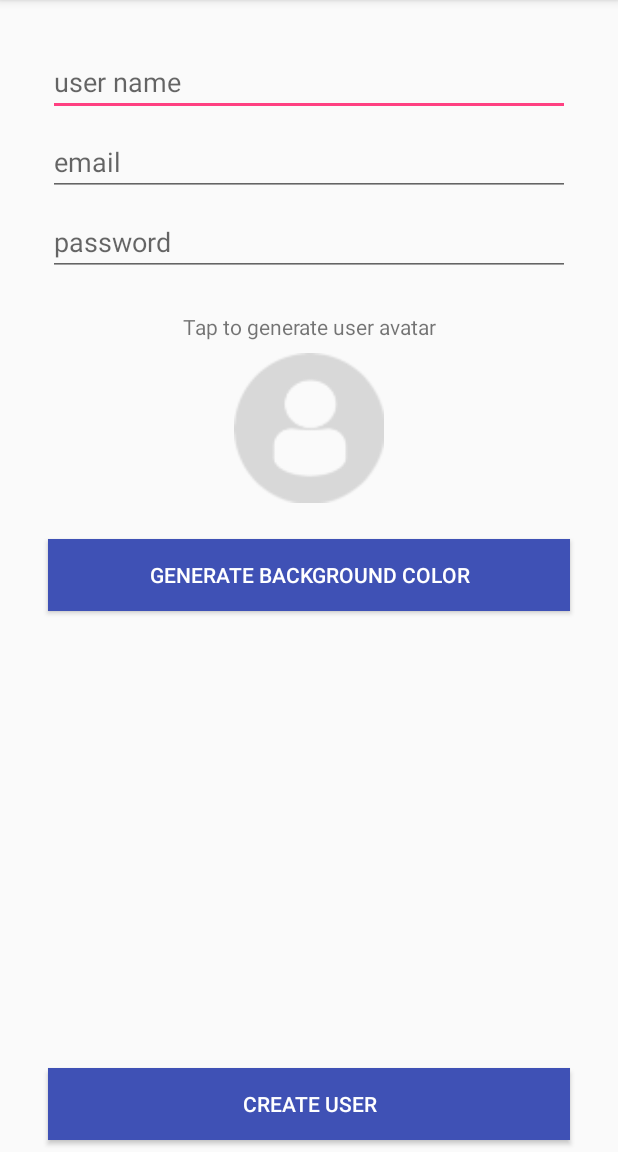
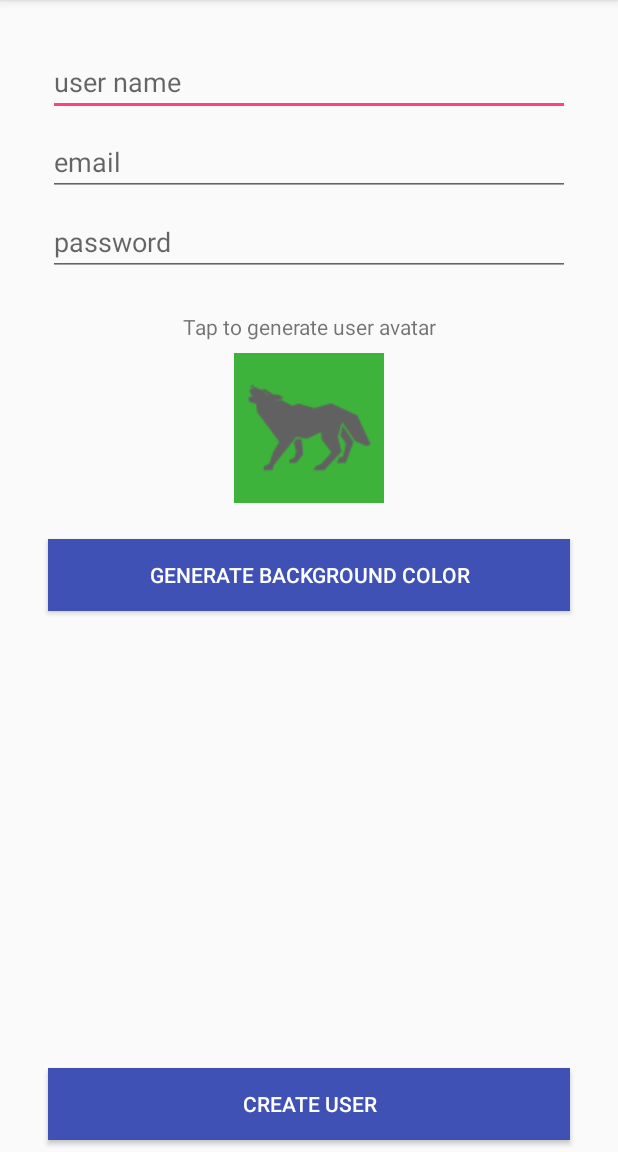
Before and after one commit to RodrigoCalderano/Smack, an Android app: the CreateUserActivity screen opened directly, with no data from a screen before it, after a tap on "GENERATE BACKGROUND COLOR", on a phone screen of 412 x 824 dp, the part 84-1236 px from its top. Run offline under Robolectric (Android 15) with nearby library versions, the phone set to English and light mode, and no system bars; 1 other tap on this screen came first.

Commit message:
Generate Avatar and Background Color

```diff
--- a/app/src/main/java/com/example/linux/smack/CreateUserActivity.kt
+++ b/app/src/main/java/com/example/linux/smack/CreateUserActivity.kt
@@ -1,10 +1,16 @@
 package com.example.linux.smack
 
+import android.graphics.Color
 import android.support.v7.app.AppCompatActivity
 import android.os.Bundle
 import android.view.View
+import kotlinx.android.synthetic.main.activity_create_user.*
+import java.util.*
 
 class CreateUserActivity : AppCompatActivity() {
+
+    var userAvatar = "profileDefault"
+    var avatarColor = "[0.5, 0.5, 0.5, 1]"
 
     override fun onCreate(savedInstanceState: Bundle?) {
         super.onCreate(savedInstanceState)
@@ -12,11 +18,32 @@ class CreateUserActivity : AppCompatActivity() {
     }
 
     fun generateUserAvatar(view : View){
-
+        val random = Random()
+        val color = random.nextInt(2)
+        val avatar = random.nextInt(28)
+        if (color == 0){
+            userAvatar = "light$avatar"
+        }
+        else {
+            userAvatar = "dark$avatar"
+        }
+        val resourceId = resources.getIdentifier(userAvatar,"drawable", packageName)
+        createAvatarImageView.setImageResource(resourceId)
     }
 
     fun generateColorClicked(view : View){
+        val random = Random()
+        val r = random.nextInt(255)
+        val g = random.nextInt(255)
+        val b = random.nextInt(255)
 
+        createAvatarImageView.setBackgroundColor(Color.rgb(r,g,b))
+
+        val savedR = r.toDouble()
+        val savedG = g.toDouble()
+        val savedB = b.toDouble()
+
+        avatarColor = "[$savedR, $savedG, $savedB, 1]"
     }
 
     fun createUserClicked(view : View){
```
